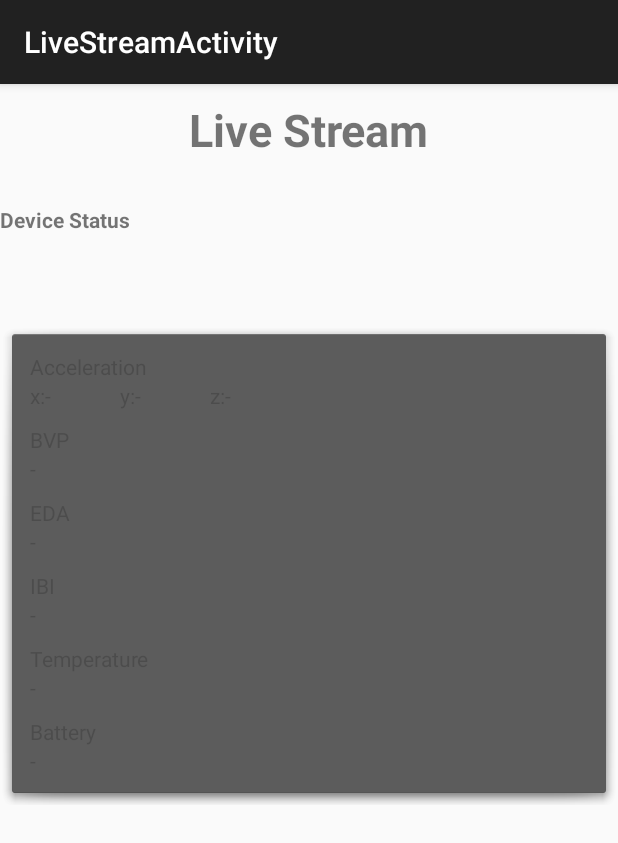
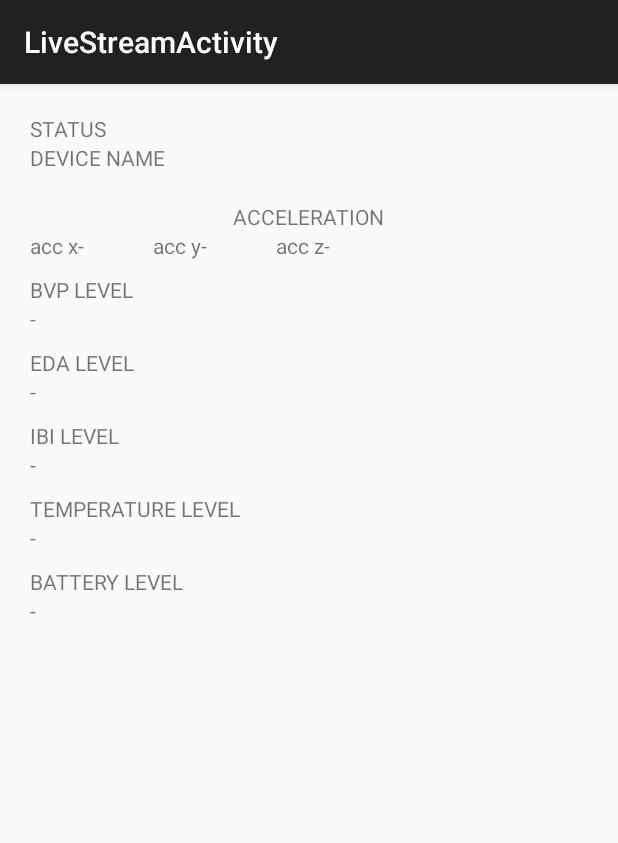
Before and after one commit to hyorkim11/empaticae4, an Android app: the LiveStreamActivity screen opened directly, with no data from a screen before it, on a phone screen of 412 x 824 dp. Shown: the top 843 px of the screen. Run offline under Robolectric (Android 15) with nearby library versions, the phone set to English and light mode, and no system bars; libraries missing offline, so code that uses them is left out: com.empatica.empalink; 3 statements that could not run were skipped.

Commit message:
10/7/15 - 12:26AM

```diff
--- a/app/build.gradle
+++ b/app/build.gradle
@@ -33,4 +33,5 @@ dependencies {
     compile 'com.beardedhen:androidbootstrap:+'
     compile 'com.google.code.gson:gson:2.2.4'
     compile 'com.jjoe64:graphview:4.0.1'
+    compile 'com.android.support:design:22.2.1'
 }
--- a/app/src/main/res/layout/activity_live_stream.xml
+++ b/app/src/main/res/layout/activity_live_stream.xml
@@ -2,63 +2,38 @@
     xmlns:tools="http://schemas.android.com/tools"
     android:layout_width="match_parent"
     android:layout_height="match_parent"
-    tools:context="empaticae4.hrker.com.empaticae4.activity.empatica.LiveStreamActivity">
-
-    <TextView
-        android:id="@+id/title"
-        android:layout_width="wrap_content"
-        android:layout_height="wrap_content"
-        android:layout_centerHorizontal="true"
-        android:layout_marginBottom="30dp"
-        android:layout_marginLeft="20dp"
-        android:layout_marginRight="20dp"
-        android:layout_marginTop="10dp"
-        android:textStyle="bold"
-        android:text="Live Stream"
-        android:textSize="30sp" />
-
-    <TextView
-        android:id="@+id/statusLabel"
-        android:layout_width="match_parent"
-        android:layout_height="wrap_content"
-        android:layout_below="@+id/title"
-        android:text="Device Status"
-        android:textStyle="bold" />
+    android:padding="20dp"
+    tools:context=".LiveStreamActivity">
 
     <TextView
         android:id="@+id/status"
         android:layout_width="match_parent"
         android:layout_height="wrap_content"
-        android:layout_alignParentStart="true"
-        android:layout_below="@+id/statusLabel" />
+        android:text="STATUS"
+        android:layout_alignParentStart="true" />
 
     <TextView
         android:id="@+id/deviceName"
         android:layout_width="wrap_content"
         android:layout_height="wrap_content"
-        android:layout_below="@+id/status" />
+        android:text="DEVICE NAME"
+        android:layout_below="@id/status" />
 
     <RelativeLayout
         android:id="@+id/dataArea"
         android:layout_width="match_parent"
-        android:layout_height="wrap_content"
+        android:layout_height="match_parent"
         android:layout_below="@id/deviceName"
         android:layout_marginTop="20dp"
-        android:alpha="0.75"
-        android:background="@android:drawable/dialog_holo_dark_frame"
-        android:padding="20dp"
         android:visibility="visible">
-
-        <RelativeLayout
-            android:layout_width="match_parent"
-            android:layout_height="wrap_content">
 
         <TextView
             android:id="@+id/accel_label"
             android:layout_width="wrap_content"
             android:layout_height="wrap_content"
-                android:layout_alignParentStart="true"
-                android:text="Acceleration" />
+            android:layout_alignParentTop="true"
+            android:layout_centerHorizontal="true"
+            android:text="ACCELERATION" />
 
         <LinearLayout
             android:id="@+id/accel_area"
@@ -70,7 +45,7 @@
             <TextView
                 android:layout_width="wrap_content"
                 android:layout_height="wrap_content"
-                    android:text="@string/accel_x" />
+                android:text="acc x" />
 
             <TextView
                 android:id="@+id/accel_x"
@@ -82,7 +57,7 @@
             <TextView
                 android:layout_width="wrap_content"
                 android:layout_height="wrap_content"
-                    android:text="@string/accel_y" />
+                android:text="acc y" />
 
             <TextView
                 android:id="@+id/accel_y"
@@ -94,7 +69,7 @@
             <TextView
                 android:layout_width="wrap_content"
                 android:layout_height="wrap_content"
-                    android:text="@string/accel_z" />
+                android:text="acc z" />
 
             <TextView
                 android:id="@+id/accel_z"
@@ -111,7 +86,7 @@
             android:layout_height="wrap_content"
             android:layout_below="@id/accel_area"
             android:layout_marginTop="10dp"
-                android:text="@string/bvp_label" />
+            android:text="BVP LEVEL" />
 
         <TextView
             android:id="@+id/bvp"
@@ -126,7 +101,7 @@
             android:layout_height="wrap_content"
             android:layout_below="@id/bvp"
             android:layout_marginTop="10dp"
-                android:text="@string/eda_label" />
+            android:text="EDA LEVEL" />
 
         <TextView
             android:id="@+id/eda"
@@ -141,7 +116,7 @@
             android:layout_height="wrap_content"
             android:layout_below="@id/eda"
             android:layout_marginTop="10dp"
-                android:text="@string/ibi_label" />
+            android:text="IBI LEVEL" />
 
         <TextView
             android:id="@+id/ibi"
@@ -156,7 +131,7 @@
             android:layout_height="wrap_content"
             android:layout_below="@id/ibi"
             android:layout_marginTop="10dp"
-                android:text="@string/temp_label" />
+            android:text="TEMPERATURE LEVEL" />
 
         <TextView
             android:id="@+id/temperature"
@@ -171,7 +146,7 @@
             android:layout_height="wrap_content"
             android:layout_below="@id/temperature"
             android:layout_marginTop="10dp"
-                android:text="@string/battery_label" />
+            android:text="BATTERY LEVEL" />
 
         <TextView
             android:id="@+id/battery"
@@ -181,6 +156,5 @@
             android:text="@string/emptyText" />
 
     </RelativeLayout>
-    </RelativeLayout>
 
 </RelativeLayout>
--- a/app/src/main/res/values/dimens.xml
+++ b/app/src/main/res/values/dimens.xml
@@ -9,4 +9,5 @@
 
     <dimen name="tool_bar_height">20dp</dimen>
     <dimen name="tool_bar_text_size">30sp</dimen>
+    <dimen name="fab_margin">16dp</dimen>
 </resources>
--- a/app/src/main/res/values/strings.xml
+++ b/app/src/main/res/values/strings.xml
@@ -30,5 +30,6 @@
     <string name="title_activity_good_moves">GoodMovesActivity</string>
     <string name="title_activity_drink">DrinkActivity</string>
     <string name="title_activity_splash">Splash</string>
+    <string name="title_activity_media">MediaActivity</string>
 
 </resources>
--- a/app/src/main/res/values/styles.xml
+++ b/app/src/main/res/values/styles.xml
@@ -47,5 +47,11 @@
 
     <!-- Backward-compatible version of ?android:attr/buttonBarButtonStyle -->
     <style name="ButtonBarButton" />
+    <style name="NoActionBar" parent="Theme.AppCompat.Light.DarkActionBar">
+        <item name="windowActionBar">false</item>
+        <item name="windowNoTitle">true</item>
+    </style>
+    <style name="AppBarOverlay" parent="ThemeOverlay.AppCompat.Dark.ActionBar" />
+    <style name="PopupOverlay" parent="ThemeOverlay.AppCompat.Light" />
 
 </resources>
```
Also changed, not shown: app/src/main/AndroidManifest.xml (+15 -13 lines), app/src/main/java/empaticae4/hrker/com/empaticae4/activity/empatica/LiveStreamActivity.java (+59 -5 lines), app/src/main/java/empaticae4/hrker/com/empaticae4/activity/reports/GoodMovesActivity.java (+21 -6 lines), app/src/main/java/empaticae4/hrker/com/empaticae4/activity/reports/GoodMovesPlayerActivity.java (added, +73 -0 lines), app/src/main/res/layout/activity_good_moves_player.xml (added, +10 -0 lines), app/src/main/res/layout/dialog_device_list.xml (added, +9 -0 lines), app/src/main/res/values-v21/styles.xml (added, +8 -0 lines), 1 other file. Lines whose indentation alone changed are shown as unchanged.
